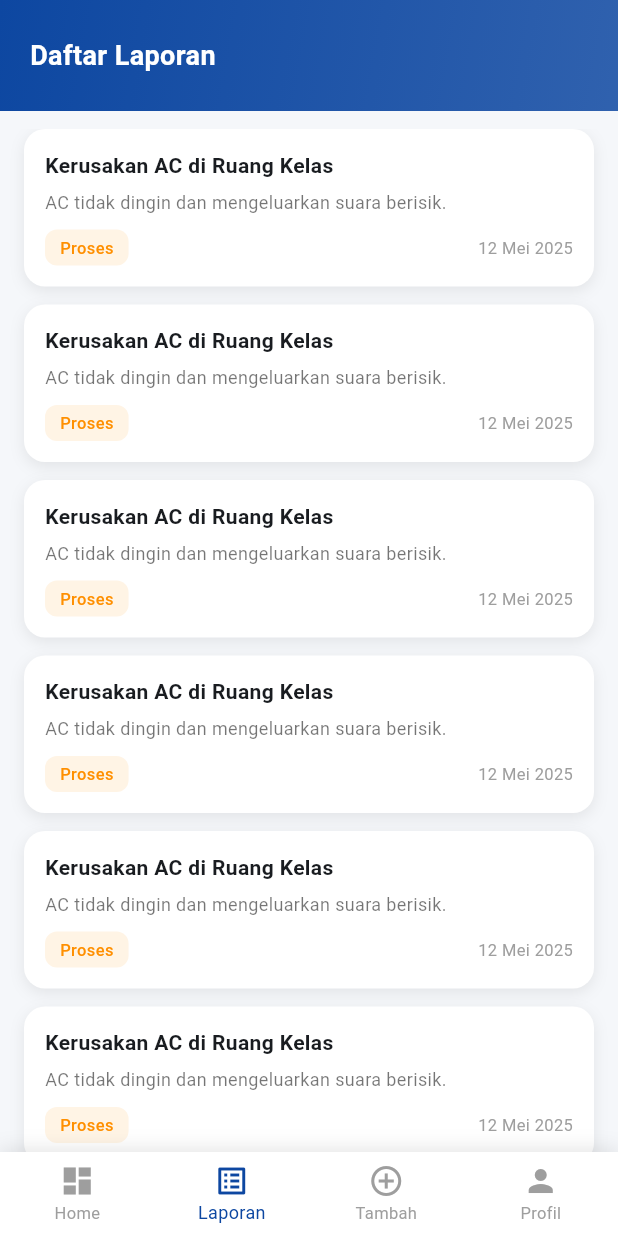
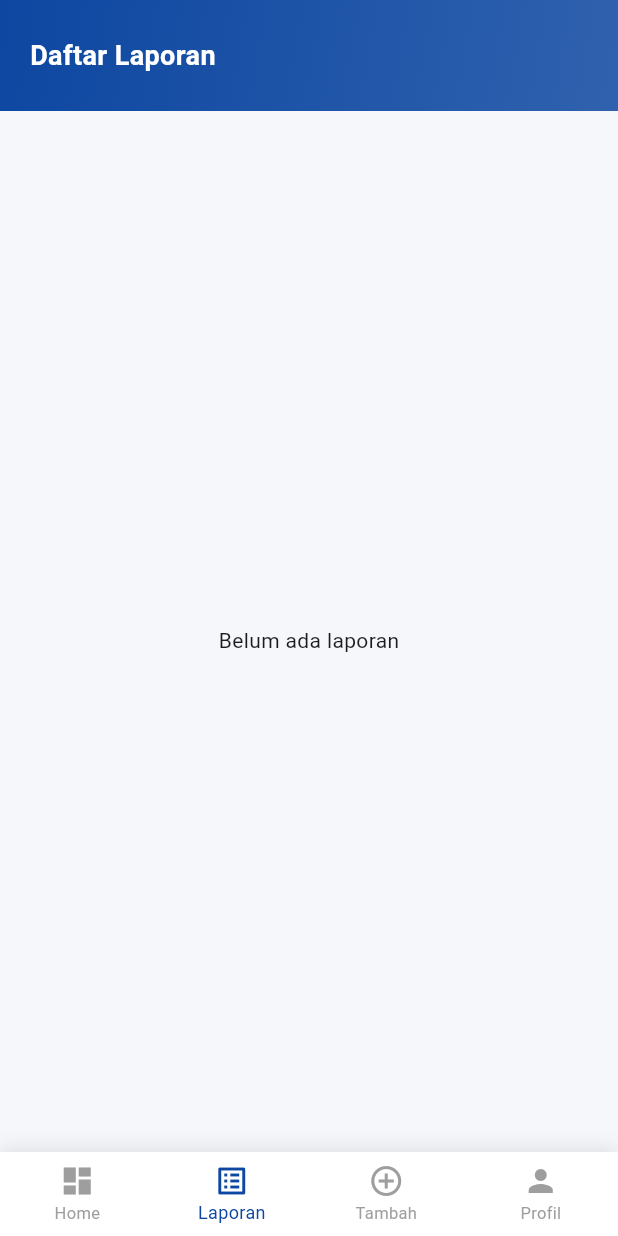
Before and after one commit to Dimmsam/pol-lapor, a Flutter app: the HomeScreen screen opened by its route, item 2 of the bottom bar chosen, on a phone screen of 412 x 824 dp. Run offline on Flutter 3.47's test engine with Material 3 defaults, Android fonts, the phone set to English and light mode, and no system bars; our stand-ins replace connectivity_plus, flutter_dotenv, hive, hive_flutter, image_picker, permission_handler and 1 more; accounts and stored records are empty; generated files the repository leaves out were written again.

Commit message:
Rina - integrasi form laporan dengan Hive (offline-first)

```diff
--- a/lib/data/datasources/local/hive_local_datasource.dart
+++ b/lib/data/datasources/local/hive_local_datasource.dart
@@ -1,6 +1,7 @@
-import 'package:hive/hive.dart';
+import 'package:hive_flutter/hive_flutter.dart';
 import '../../models/laporan_lokal.dart';
 import '../../../core/constants/app_constants.dart';
+import 'package:flutter/foundation.dart';
 
 class HiveLocalDatasource {
   Box<LaporanLokal> get _box => Hive.box<LaporanLokal>(AppConstants.boxLaporan);
@@ -59,6 +60,17 @@ class HiveLocalDatasource {
   }
 
   // ── COUNT ─────────────────────────────────────────────────────────────────
-  int countAll() => _box.length;
-  int countUnsynced() => _box.values.where((l) => !l.isSynced).length;
+  int countAll() =>
+      Hive.box<LaporanLokal>(AppConstants.boxLaporan).length;
+
+  int countUnsynced() =>
+      Hive.box<LaporanLokal>(AppConstants.boxLaporan)
+          .values
+          .where((l) => !l.isSynced)
+          .length;
+
+  // ── LISTENABLE (REALTIME UI) ─────────────────────────────────────────
+  ValueListenable<Box<LaporanLokal>> listenable() {
+    return Hive.box<LaporanLokal>(AppConstants.boxLaporan).listenable();
+  }
 }
--- a/lib/data/models/laporan_lokal.dart
+++ b/lib/data/models/laporan_lokal.dart
@@ -1,20 +1,29 @@
 import 'package:hive/hive.dart';
 
-part 'laporan_lokal.g.dart'; // Jangan lupa jalankan build_runner lagi nanti
+part 'laporan_lokal.g.dart';
+
+// ======================
+// STATUS CONSTANT
+// ======================
+class StatusLaporan {
+  static const String menungguKlasifikasi = 'menunggu_klasifikasi';
+  static const String diproses = 'diproses';
+  static const String selesai = 'selesai';
+}
 
 @HiveType(typeId: 0)
 class LaporanLokal extends HiveObject {
   @HiveField(0)
-  final String formulirId; // Dulu laporanId
+  final String formulirId;
 
   @HiveField(1)
-  final String namaSarana; // Gabungan/pengganti judul & kategori
+  final String namaSarana;
 
   @HiveField(2)
-  final String keteranganKerusakan; // Dulu deskripsi
+  final String keteranganKerusakan;
 
   @HiveField(3)
-  final String lokasiPerbaikan; // Dulu lokasi
+  final String lokasiPerbaikan;
 
   @HiveField(4)
   final String? nomorInventaris;
@@ -23,7 +32,7 @@ class LaporanLokal extends HiveObject {
   String? fotoLokalPath;
 
   @HiveField(6)
-  String? fotoKerusakanUrl; // Dulu fotoUrl
+  String? fotoKerusakanUrl;
 
   @HiveField(7)
   String status;
@@ -35,7 +44,7 @@ class LaporanLokal extends HiveObject {
   bool isSynced;
 
   @HiveField(10)
-  bool tandaTanganPelapor; // Tambahan dari ERD baru
+  bool tandaTanganPelapor;
 
   @HiveField(11)
   final DateTime createdAt;
@@ -54,10 +63,62 @@ class LaporanLokal extends HiveObject {
     String? status,
     required this.pelaporId,
     this.isSynced = false,
-    this.tandaTanganPelapor = true, // Asumsi pelapor setuju saat submit
+    this.tandaTanganPelapor = true,
     DateTime? createdAt,
     DateTime? updatedAt,
-  }) : status = status ?? 'menunggu_klasifikasi',
-       createdAt = createdAt ?? DateTime.now(),
-       updatedAt = updatedAt ?? createdAt ?? DateTime.now();
+  })  : status = status ?? StatusLaporan.menungguKlasifikasi,
+        createdAt = createdAt ?? DateTime.now(),
+        updatedAt = updatedAt ?? createdAt ?? DateTime.now();
+
+  // ======================
+  // HELPER
+  // ======================
+  bool get isBelumSync => !isSynced;
+
+  String get statusDisplay {
+    switch (status) {
+      case StatusLaporan.menungguKlasifikasi:
+        return 'Menunggu';
+      case StatusLaporan.diproses:
+        return 'Proses';
+      case StatusLaporan.selesai:
+        return 'Selesai';
+      default:
+        return status;
+    }
+  }
+
+  // ======================
+  // COPY WITH
+  // ======================
+  LaporanLokal copyWith({
+    String? namaSarana,
+    String? keteranganKerusakan,
+    String? lokasiPerbaikan,
+    String? nomorInventaris,
+    String? fotoLokalPath,
+    String? fotoKerusakanUrl,
+    String? status,
+    bool? isSynced,
+    bool? tandaTanganPelapor,
+    DateTime? updatedAt,
+  }) {
+    return LaporanLokal(
+      formulirId: formulirId,
+      namaSarana: namaSarana ?? this.namaSarana,
+      keteranganKerusakan:
+          keteranganKerusakan ?? this.keteranganKerusakan,
+      lokasiPerbaikan: lokasiPerbaikan ?? this.lokasiPerbaikan,
+      nomorInventaris: nomorInventaris ?? this.nomorInventaris,
+      fotoLokalPath: fotoLokalPath ?? this.fotoLokalPath,
+      fotoKerusakanUrl: fotoKerusakanUrl ?? this.fotoKerusakanUrl,
+      status: status ?? this.status,
+      pelaporId: pelaporId,
+      isSynced: isSynced ?? this.isSynced,
+      tandaTanganPelapor:
+          tandaTanganPelapor ?? this.tandaTanganPelapor,
+      createdAt: createdAt,
+      updatedAt: updatedAt ?? DateTime.now(),
+    );
+  }
 }
--- a/lib/presentation/screens/home/home_screen.dart
+++ b/lib/presentation/screens/home/home_screen.dart
@@ -20,7 +20,12 @@ import '../pelapor/form_laporan_screen.dart';
 import '../../screens/home/bottom_nav_bar.dart';
 
 class HomeScreen extends StatefulWidget {
-  const HomeScreen({super.key});
+  final int initialIndex; // TAMBAHAN
+
+  const HomeScreen({
+    super.key,
+    this.initialIndex = 0, // default tetap 0
+  });
 
   @override
   State<HomeScreen> createState() => _HomeScreenState();
@@ -42,6 +47,10 @@ class _HomeScreenState extends State<HomeScreen> {
   @override
   void initState() {
     super.initState();
+
+    // TAMBAHAN: set index awal dari luar (misal dari form)
+    currentIndex = widget.initialIndex;
+
     // Inisialisasi session & statistik laporan saat home pertama dibuka
     WidgetsBinding.instance.addPostFrameCallback((_) {
       context.read<HomeProvider>().init();
@@ -58,7 +67,12 @@ class _HomeScreenState extends State<HomeScreen> {
   Widget build(BuildContext context) {
     return Scaffold(
       backgroundColor: const Color(0xFFF5F7FA),
-      body: SafeArea(child: screens[currentIndex]),
+      body: SafeArea(
+        child: IndexedStack( // TAMBAHAN: biar state tiap tab tidak reset
+          index: currentIndex,
+          children: screens,
+        ),
+      ),
       bottomNavigationBar: BottomNavBar(
         currentIndex: currentIndex,
         onTap: onTabTapped,
--- a/lib/presentation/screens/home/laporan_screen.dart
+++ b/lib/presentation/screens/home/laporan_screen.dart
@@ -3,6 +3,11 @@
 // File: laporan_screen.dart
 
 import 'package:flutter/material.dart';
+import 'package:hive_flutter/hive_flutter.dart';
+
+import '../../../services/hive_service.dart';
+import '../../../data/models/laporan_lokal.dart';
+import 'package:flutter/foundation.dart';
 
 class LaporanScreen extends StatelessWidget {
   const LaporanScreen({super.key});
@@ -34,13 +39,40 @@ class LaporanScreen extends StatelessWidget {
 
         const SizedBox(height: 12),
 
-        // List laporan
+        // REALTIME LIST
         Expanded(
-          child: ListView.builder(
-            padding: const EdgeInsets.symmetric(horizontal: 16),
-            itemCount: 10,
-            itemBuilder: (context, index) {
-              return const _LaporanCard();
+          child: FutureBuilder<ValueListenable<Box<LaporanLokal>>>(
+            future: HiveService().listenLaporan(),
+            builder: (context, snapshot) {
+              if (!snapshot.hasData) {
+                return const Center(
+                  child: CircularProgressIndicator(),
+                );
+              }
+
+              final listenable = snapshot.data!;
+
+              return ValueListenableBuilder<Box<LaporanLokal>>(
+                valueListenable: listenable,
+                builder: (context, box, _) {
+                  final data = box.values.toList().reversed.toList();
+
+                  if (data.isEmpty) {
+                    return const Center(
+                      child: Text('Belum ada laporan'),
+                    );
+                  }
+
+                  return ListView.builder(
+                    padding: const EdgeInsets.symmetric(horizontal: 16),
+                    itemCount: data.length,
+                    itemBuilder: (context, index) {
+                      final laporan = data[index];
+                      return _LaporanCard(laporan: laporan);
+                    },
+                  );
+                },
+              );
             },
           ),
         ),
@@ -50,7 +82,9 @@ class LaporanScreen extends StatelessWidget {
 }
 
 class _LaporanCard extends StatelessWidget {
-  const _LaporanCard();
+  final LaporanLokal laporan;
+
+  const _LaporanCard({required this.laporan});
 
   @override
   Widget build(BuildContext context) {
@@ -71,33 +105,55 @@ class _LaporanCard extends StatelessWidget {
       child: Column(
         crossAxisAlignment: CrossAxisAlignment.start,
         children: [
-          // Judul laporan
-          const Text(
-            'Kerusakan AC di Ruang Kelas',
-            style: TextStyle(fontSize: 14, fontWeight: FontWeight.w600),
+          // Judul
+          Text(
+            laporan.namaSarana,
+            style: const TextStyle(
+              fontSize: 14,
+              fontWeight: FontWeight.w600,
+            ),
           ),
 
           const SizedBox(height: 6),
 
-          // Deskripsi singkat
-          const Text(
-            'AC tidak dingin dan mengeluarkan suara berisik.',
-            style: TextStyle(fontSize: 12, color: Colors.black54),
+          // Deskripsi
+          Text(
+            laporan.keteranganKerusakan,
+            style: const TextStyle(
+              fontSize: 12,
+              color: Colors.black54,
+            ),
           ),
 
           const SizedBox(height: 10),
 
-          // Footer (status + tanggal)
+          // Footer
           Row(
             mainAxisAlignment: MainAxisAlignment.spaceBetween,
-            children: const <Widget>[
-              _StatusBadge(status: 'Proses'),
+            children: [
+              _StatusBadge(status: laporan.status),
               Text(
-                '12 Mei 2025',
-                style: TextStyle(fontSize: 11, color: Colors.grey),
+                '${laporan.createdAt.day}/${laporan.createdAt.month}/${laporan.createdAt.year}',
+                style: const TextStyle(
+                  fontSize: 11,
+                  color: Colors.grey,
+                ),
               ),
             ],
           ),
+
+          // Label unsynced
+          if (!laporan.isSynced)
+            const Padding(
+              padding: EdgeInsets.only(top: 6),
+              child: Text(
+                'Belum Tersinkron',
+                style: TextStyle(
+                  color: Colors.red,
+                  fontSize: 11,
+                ),
+              ),
+            )
         ],
       ),
     );
@@ -115,11 +171,11 @@ class _StatusBadge extends StatelessWidget {
     Color textColor;
 
     switch (status) {
-      case 'Selesai':
+      case 'selesai':
         bgColor = const Color(0x1A4CAF50);
         textColor = const Color(0xFF2E7D32);
         break;
-      case 'Proses':
+      case 'diproses':
         bgColor = const Color(0x1AFF8F00);
         textColor = const Color(0xFFFF8F00);
         break;
```
Also changed, not shown: lib/presentation/screens/pelapor/form_laporan_screen.dart (+13 -5 lines), lib/services/hive_service.dart (+8 -1 lines), pubspec.lock.
